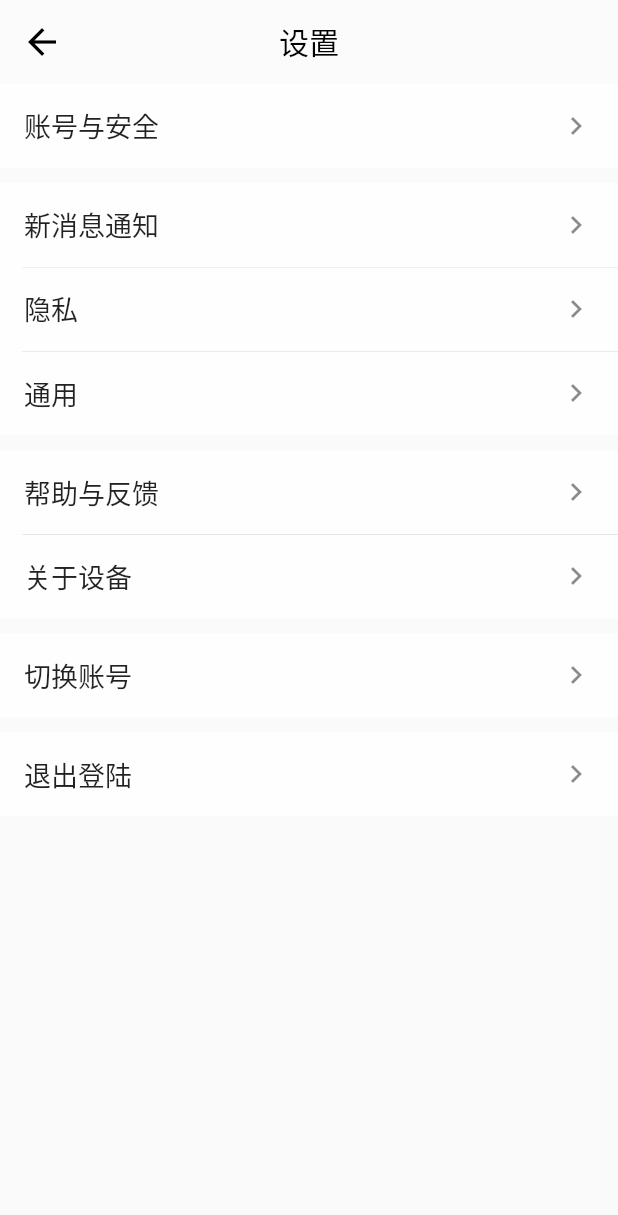
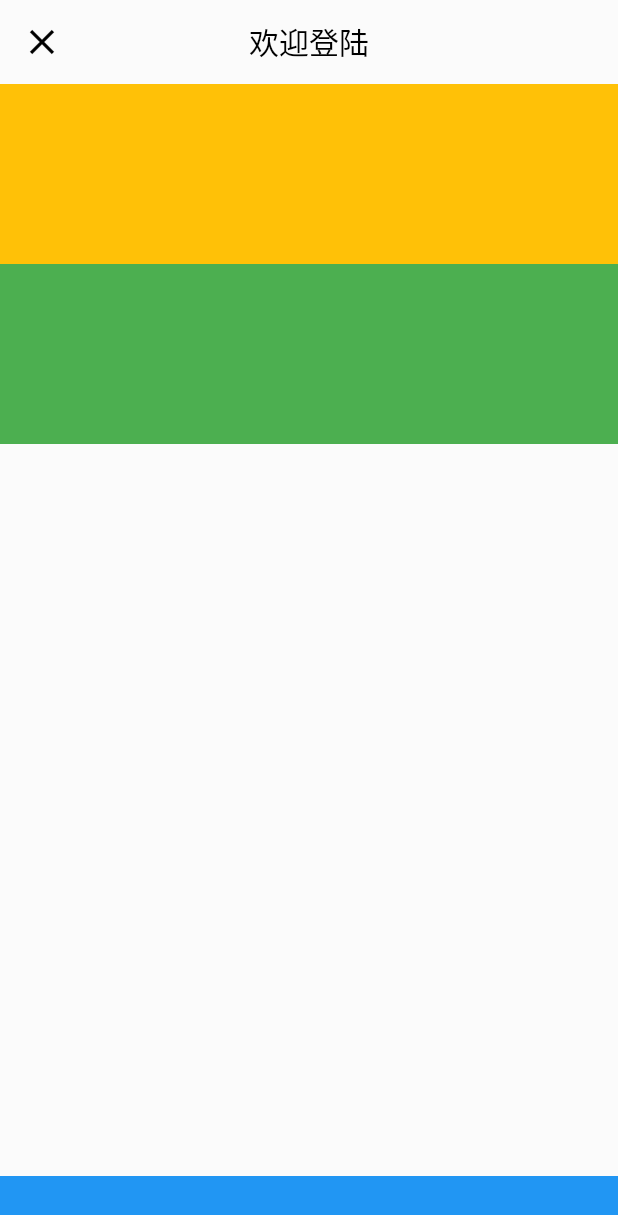
Before and after one commit to 1554967671/Flutter, a Flutter app: the Setting screen opened directly, after a tap on "切换账号", on a phone screen of 412 x 824 dp. Shown: the top 1215 px of the screen. Run offline on Flutter 3.47's test engine with Material 2 defaults, Android fonts, the phone set to English and light mode, and no system bars; our stand-ins replace charts_flutter, device_info, get_it, local_auth, webview_flutter; missing offline and left inert: bottom_tab_bar; network calls fail.

```diff
--- /dev/null
+++ b/flutter_app/lib/auth.dart
@@ -0,0 +1,59 @@
+import 'package:flutter/material.dart';
+
+class AuthPage extends StatelessWidget{
+  @override
+  Widget build(BuildContext context) {
+    return Scaffold(
+      appBar: AppBar(
+        title: Text("欢迎登陆",style: TextStyle(color: Colors.black)),
+        centerTitle: true,
+        backgroundColor: Colors.white12,
+        elevation: 0,
+        leading: InkWell(
+          onTap: (){Navigator.pop(context);},
+          child: Icon(Icons.close,color: Colors.black,size: 28.0,),
+        ),
+      ),
+      body: AuthPageHome(),
+      bottomNavigationBar: Container(
+        height: 40.0,
+        color: Colors.blue,
+      ),
+    );
+  }
+}
+
+class AuthPageHome extends StatefulWidget{
+  @override
+  State<StatefulWidget> createState() {
+    return _AuthPageHomeState();
+  }
+}
+
+class _AuthPageHomeState extends State<AuthPageHome>{
+  @override
+  Widget build(BuildContext context) {
+    return Container(
+      color: Colors.white12,
+      child: Column(
+        children: <Widget>[
+          //头像和账号
+          Container(
+            width: MediaQuery.of(context).size.width,
+            height: 120.0,
+            color: Colors.amber,
+          ),
+
+          //指纹图标和描述
+          Container(
+            width: MediaQuery.of(context).size.width,
+            height: 120.0,
+            color: Colors.green,
+          )
+
+        ],
+      ),
+    );
+  }
+
+}
--- a/flutter_app/lib/setting.dart
+++ b/flutter_app/lib/setting.dart
@@ -1,5 +1,6 @@
 import 'package:flutter/material.dart';
 import 'device.dart';
+import 'auth.dart';
 
 class Setting extends StatelessWidget{
   @override
@@ -56,7 +57,9 @@ class _SettingBody extends StatelessWidget{
           _actionItem("关于设备",0,0,(){
             Navigator.push(context, MaterialPageRoute(builder: (context) => Device()));
           }),
-          _actionItem("切换账号",10.0,0,(){}),
+          _actionItem("切换账号",10.0,0,(){
+            Navigator.push(context, MaterialPageRoute(builder: (context) => AuthPage()));
+          }),
           _actionItem("退出登陆",10.0,0,(){
             showDialog(
               context: context,
```
Also changed, not shown: flutter_app/lib/main.dart (+5 -3 lines), flutter_app/lib/service/auth_service.dart (added, +23 -0 lines), flutter_app/lib/service/locator_service.dart (added, +8 -0 lines), flutter_app/pubspec.yaml (+0 -12 lines), 4 other files.
